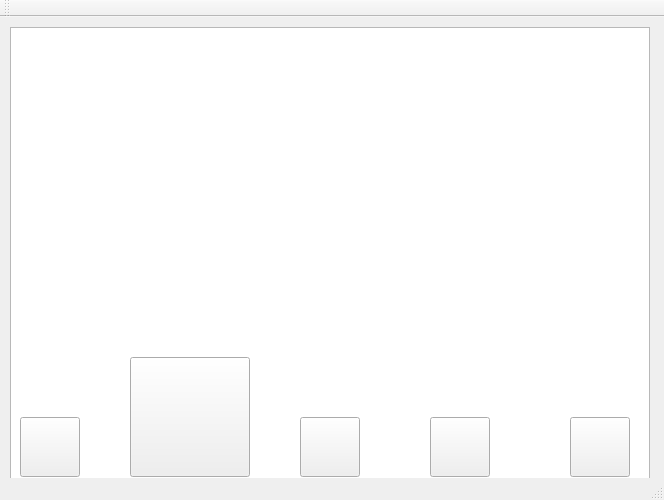
Old version of the form Rhythm_Game/Rhythm_Game/rhythm_game.ui in the repository Robolover/Capstone.
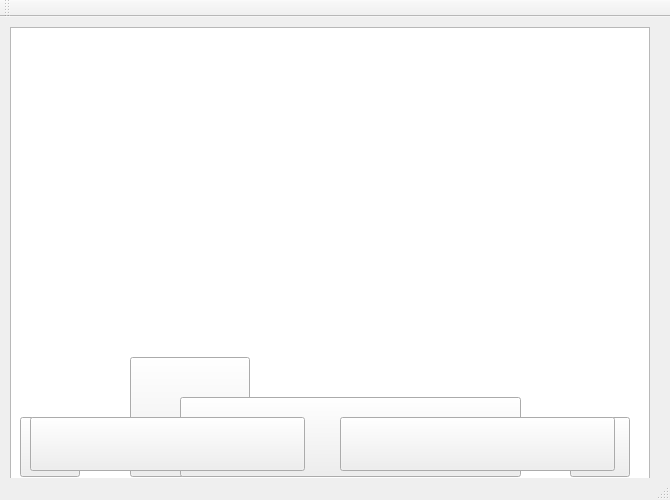
New version of the form. Icons and pictures are not drawn.

The edit to the form file:
```diff
--- a/Rhythm_Game/Rhythm_Game/rhythm_game.ui
+++ b/Rhythm_Game/Rhythm_Game/rhythm_game.ui
@@ -6,7 +6,7 @@
    <rect>
     <x>0</x>
     <y>0</y>
-    <width>664</width>
+    <width>670</width>
     <height>500</height>
    </rect>
   </property>
@@ -157,15 +157,32 @@
      </rect>
     </property>
    </widget>
+   <widget class="QPushButton" name="main_button">
+    <property name="geometry">
+     <rect>
+      <x>180</x>
+      <y>380</y>
+      <width>341</width>
+      <height>80</height>
+     </rect>
+    </property>
+    <property name="styleSheet">
+     <string notr="true">background-image: url(C:\image/great.png);</string>
+    </property>
+    <property name="text">
+     <string/>
+    </property>
+   </widget>
    <zorder>camera</zorder>
-   <zorder>exit_button</zorder>
-   <zorder>start_button</zorder>
    <zorder>video</zorder>
    <zorder>right_button</zorder>
    <zorder>stage_1</zorder>
    <zorder>stage_2</zorder>
    <zorder>stage_3</zorder>
    <zorder>left_button</zorder>
+   <zorder>main_button</zorder>
+   <zorder>exit_button</zorder>
+   <zorder>start_button</zorder>
   </widget>
   <widget class="QToolBar" name="mainToolBar">
    <attribute name="toolBarArea">
```
Left out of the diff: 34 changed lines with no effect on the pictures.
